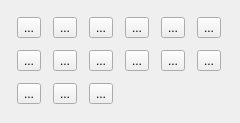
Old version of the form flo2d/ui/grid_tools_widget.ui in the repository FLO-2DSoftware/qgis-flo-2d-plugin.
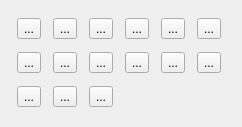
New version of the form. Icons and pictures are not drawn.

What changed in the file:
```diff
--- a/flo2d/ui/grid_tools_widget.ui
+++ b/flo2d/ui/grid_tools_widget.ui
@@ -6,8 +6,8 @@
    <rect>
     <x>0</x>
     <y>0</y>
-    <width>240</width>
-    <height>123</height>
+    <width>242</width>
+    <height>127</height>
    </rect>
   </property>
   <property name="windowTitle">
```
